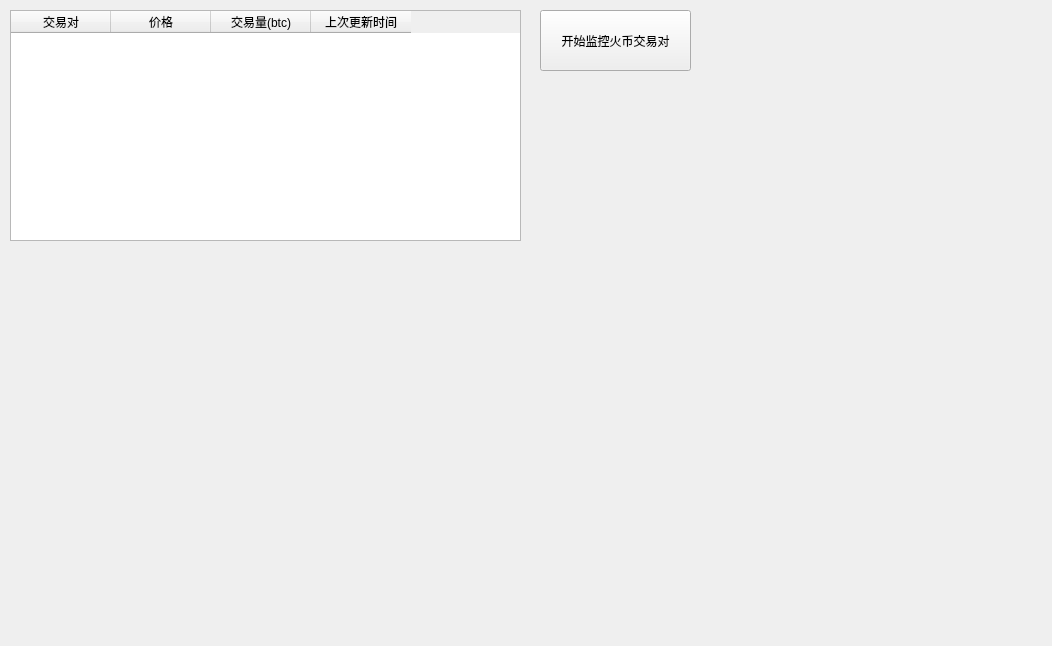
lihn1987/CoinMarketWatcher, file MainWidget.ui: the form before one commit.
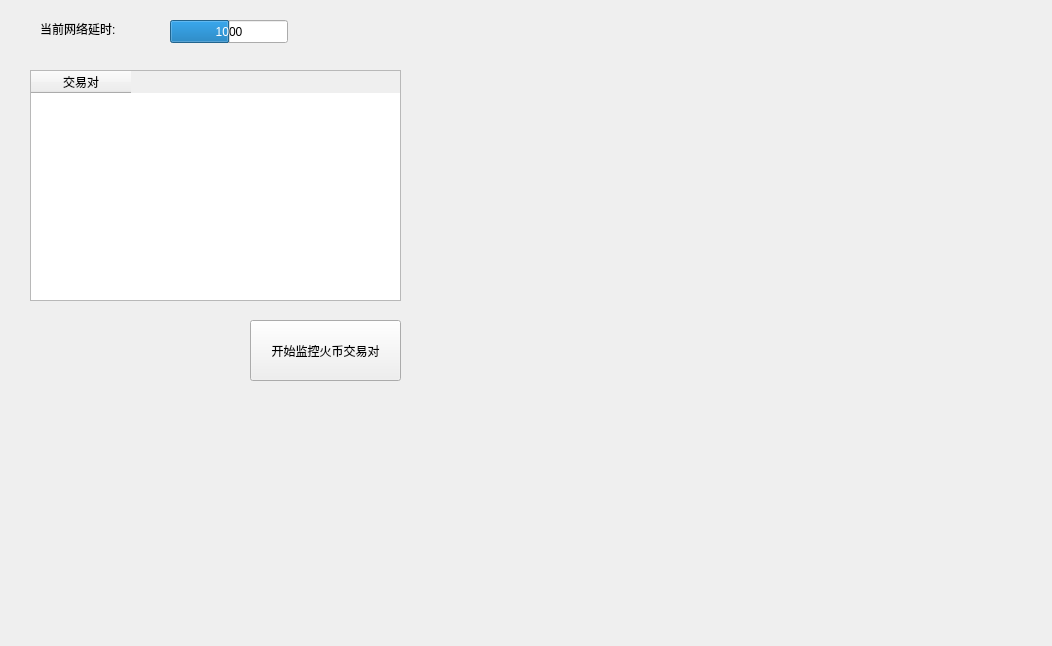
The form after the commit.

Commit message: 已经能够监控火币的交易币种和网络延时，并在主界面显示出来

Diff of the .ui file:
```diff
--- a/MainWidget.ui
+++ b/MainWidget.ui
@@ -16,9 +16,9 @@
   <widget class="QTableWidget" name="tabHuobi">
    <property name="geometry">
     <rect>
-     <x>10</x>
-     <y>10</y>
-     <width>511</width>
+     <x>30</x>
+     <y>70</y>
+     <width>371</width>
      <height>231</height>
     </rect>
    </property>
@@ -30,27 +30,12 @@
      <string>交易对</string>
     </property>
    </column>
-   <column>
-    <property name="text">
-     <string>价格</string>
-    </property>
-   </column>
-   <column>
-    <property name="text">
-     <string>交易量(btc)</string>
-    </property>
-   </column>
-   <column>
-    <property name="text">
-     <string>上次更新时间</string>
-    </property>
-   </column>
   </widget>
   <widget class="QPushButton" name="btnHuobiTransactionStart">
    <property name="geometry">
     <rect>
-     <x>540</x>
-     <y>10</y>
+     <x>250</x>
+     <y>320</y>
      <width>151</width>
      <height>61</height>
     </rect>
@@ -59,6 +44,41 @@
     <string>开始监控火币交易对</string>
    </property>
   </widget>
+  <widget class="QLabel" name="label">
+   <property name="geometry">
+    <rect>
+     <x>40</x>
+     <y>20</y>
+     <width>101</width>
+     <height>17</height>
+    </rect>
+   </property>
+   <property name="text">
+    <string>当前网络延时:</string>
+   </property>
+  </widget>
+  <widget class="QProgressBar" name="process_huobi">
+   <property name="geometry">
+    <rect>
+     <x>170</x>
+     <y>20</y>
+     <width>118</width>
+     <height>23</height>
+    </rect>
+   </property>
+   <property name="maximum">
+    <number>2000</number>
+   </property>
+   <property name="value">
+    <number>1000</number>
+   </property>
+   <property name="textVisible">
+    <bool>true</bool>
+   </property>
+   <property name="format">
+    <string>%v</string>
+   </property>
+  </widget>
  </widget>
  <layoutdefault spacing="6" margin="11"/>
  <resources/>
```
The commit also changes 5 other files.
